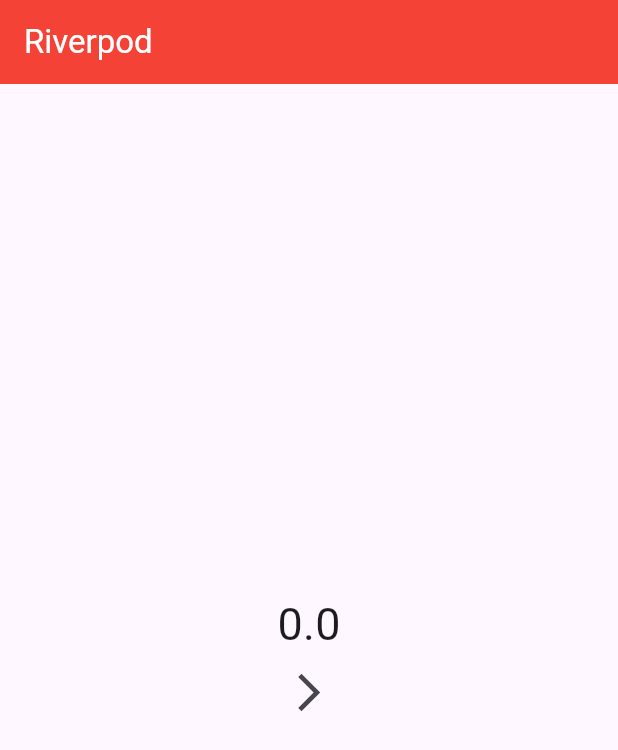
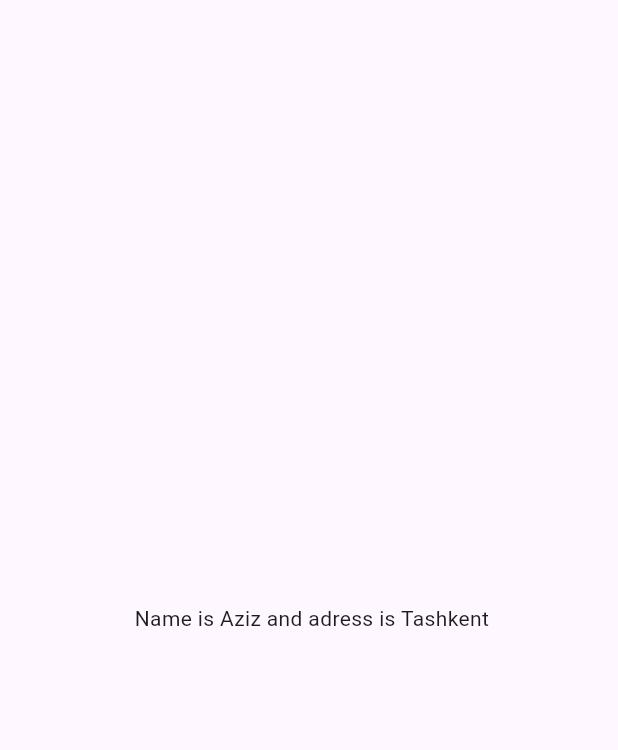
Before and after one commit to azizbek123411/riverpod_lesson, a Flutter app: the screen it shows after launch, on a phone screen of 412 x 824 dp. Shown: the top 750 px of the screen. Run offline on Flutter 3.47's test engine with Material 3 defaults, Android fonts, the phone set to English and light mode, and no system bars; our stand-ins replace equatable, flutter_hooks, flutter_riverpod, hooks_riverpod.

Commit message:
added new tasks

```diff
--- /dev/null
+++ b/lib/family_modifier_multiple/user.dart
@@ -0,0 +1,32 @@
+import 'package:equatable/equatable.dart';
+import 'package:flutter/material.dart';
+import 'package:flutter_riverpod/flutter_riverpod.dart';
+import 'package:riverpod_lesson/main.dart';
+
+class User extends Equatable {
+  final String name;
+  final String address;
+
+  const User(this.name, this.address);
+
+  @override
+  List<Object?> get props => [name, address];
+}
+
+class FamilyMultipleHome extends ConsumerWidget {
+  const FamilyMultipleHome({super.key});
+
+  @override
+  Widget build(BuildContext context, WidgetRef ref) {
+   final text= ref.watch(
+      nmeProvider(
+        const User('Aziz', "Tashkent"),
+      ),
+    );
+    return Scaffold(
+      body: Center(
+        child: Text(text),
+      ),
+    );
+  }
+}
--- a/lib/main.dart
+++ b/lib/main.dart
@@ -1,13 +1,35 @@
 import 'package:flutter/material.dart';
 import 'package:flutter_riverpod/flutter_riverpod.dart';
+
+
+import 'package:riverpod_lesson/statenotifier/counter_demo.dart';
 import 'package:riverpod_lesson/pages/home_page_fort_stateless.dart';
+
+import 'family_modifier_multiple/user.dart';
 
 // final nameProvider=Provider<String>((ref){
 //   return "Levi's";
 // });  ===>>>  Name provider
+final countProvider = StateNotifierProvider((ref2) => CounterDemo());
+final counterProvider = StateProvider<double>((ref) {
+  return 0;
+});
 
-final counterProvider= StateProvider<double>((ref){
-  return 0;
+/////////////////////////////////////////////////////////////////////
+////////////////////////////////////////////////////////////////
+
+final streamProvider = StreamProvider<int>((ref) {
+  return Stream.periodic(
+    const Duration(seconds: 2),
+    ((computationCount) => 2),
+  );
+});
+
+////////////////////////////////////////////////////////////////////
+////////////////////////////////////////////////////////////////////
+
+final nameProvider=Provider.family<String,String>((ref,name){
+  return "Hello $name";
 });
 
 void main() {
@@ -15,6 +37,12 @@ void main() {
     const ProviderScope(child: MyApp()),
   );
 }
+/////////////////////////////////////////////////////////////////////
+/////////////////////////////////////////////////////////////////////
+
+final nmeProvider=Provider.family<String,User>((ref,user){
+  return " Name is ${user.name} and adress is ${user.address}";
+});
 
 class MyApp extends StatelessWidget {
   const MyApp({super.key});
@@ -24,12 +52,7 @@ class MyApp extends StatelessWidget {
   Widget build(BuildContext context) {
     return MaterialApp(
       debugShowCheckedModeBanner: false,
-      title: 'Flutter Demo',
-      theme: ThemeData(
-        colorScheme: ColorScheme.fromSeed(seedColor: Colors.deepPurple),
-        useMaterial3: true,
-      ),
-      home: const HomePage(),
+      home: const FamilyMultipleHome(),
       routes: {
         HomePage.id: (context) => const HomePage(),
       },
--- a/pubspec.yaml
+++ b/pubspec.yaml
@@ -40,6 +40,8 @@ dependencies:
   flutter_hooks: ^0.20.3
   hooks_riverpod: ^2.4.9
   riverpod: ^2.4.9
+  http: ^1.1.0
+  equatable: ^2.0.5
 
 dev_dependencies:
   flutter_test:
```
Also changed, not shown: lib/autodispose/home_page_atuo.dart (added, +27 -0 lines), lib/family_modifier/family_page.dart (added, +18 -0 lines), lib/pages/home_for_stream_provider.dart (added, +40 -0 lines), lib/pages/home_page_for_statefull.dart (+17 -5 lines), lib/pages/home_page_fort_stateless.dart (+10 -3 lines), lib/statenotifier/counter_demo.dart (added, +8 -0 lines), lib/statenotifier/notifer_page.dart (added, +25 -0 lines), pubspec.lock.
